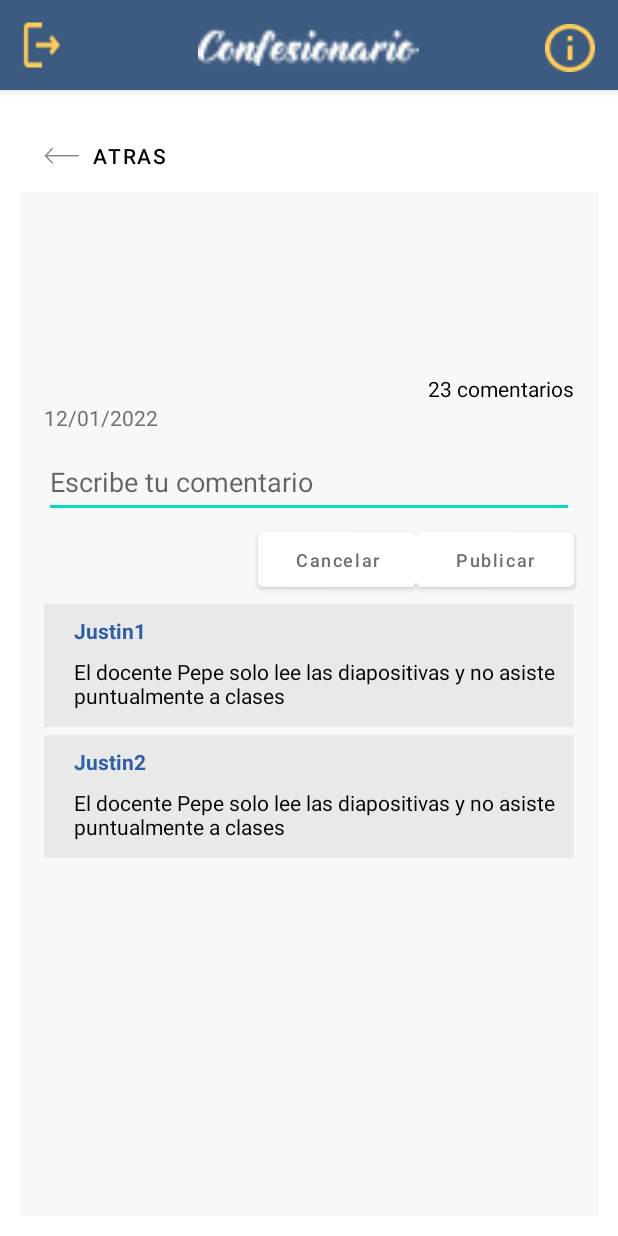
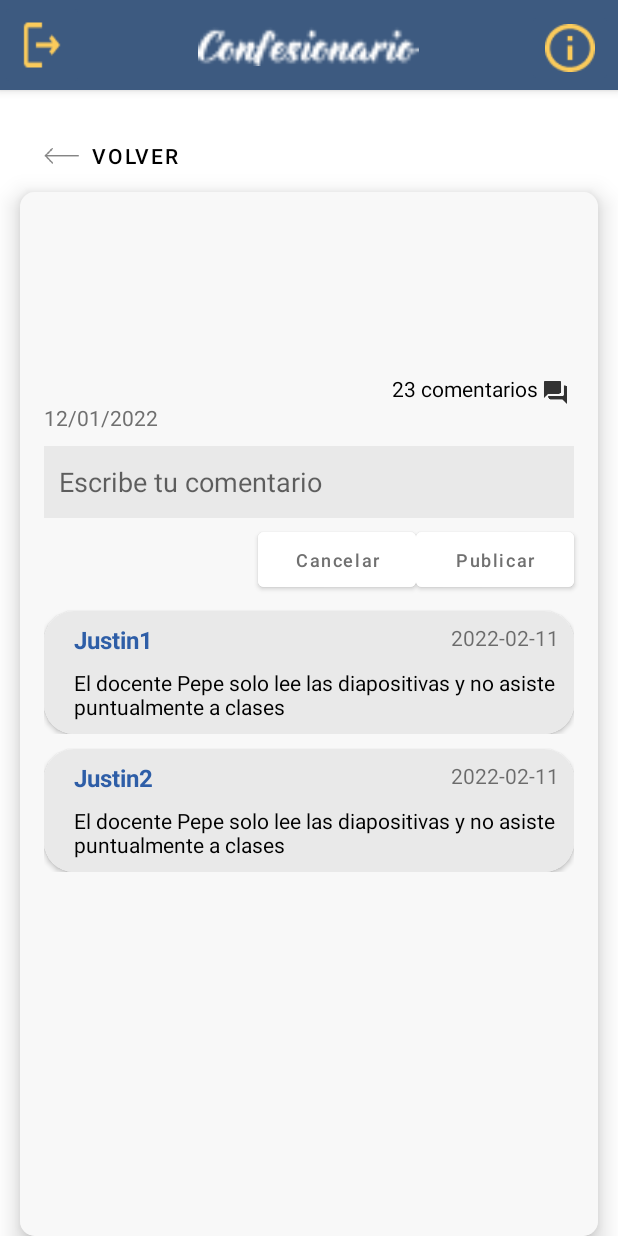
Before and after one commit to DanielCamSan/Confesionario, an Android app: the screen it shows after launch (IndividualConfession), on a phone screen of 412 x 824 dp. Run offline under Robolectric (Android 15) with nearby library versions, the phone set to English and light mode, and no system bars; 7 statements that could not run were skipped.

Commit message:
Implement style adjustments

```diff
--- a/app/src/main/java/edu/bo/confesionario/Comment.kt
+++ b/app/src/main/java/edu/bo/confesionario/Comment.kt
@@ -1,3 +1,5 @@
 package edu.bo.confesionario
 
-data class Comment (val username: String, val commentBody: String)
+import java.time.LocalDate
+
+data class Comment (val username: String, val commentBody: String, val commentDate: LocalDate)
--- a/app/src/main/java/edu/bo/confesionario/CommentsProvider.kt
+++ b/app/src/main/java/edu/bo/confesionario/CommentsProvider.kt
@@ -1,10 +1,12 @@
 package edu.bo.confesionario
+
+import java.time.LocalDate
 
 class CommentsProvider {
     companion object{
         val commentsList = listOf<Comment>(
-            Comment("Justin1", "El docente Pepe solo lee las diapositivas y no asiste puntualmente a clases"),
-            Comment("Justin2", "El docente Pepe solo lee las diapositivas y no asiste puntualmente a clases")
+            Comment("Justin1", "El docente Pepe solo lee las diapositivas y no asiste puntualmente a clases", LocalDate.parse("2022-02-11")),
+            Comment("Justin2", "El docente Pepe solo lee las diapositivas y no asiste puntualmente a clases", LocalDate.parse("2022-02-11"))
         )
     }
 }
--- a/app/src/main/java/edu/bo/confesionario/IndividualConfession.kt
+++ b/app/src/main/java/edu/bo/confesionario/IndividualConfession.kt
@@ -56,7 +56,7 @@ class IndividualConfession : AppCompatActivity() {
         val bundle = intent.extras
         var category = bundle!!.getString("category")
         val number = bundle!!.getString("number")
-        val title = bundle!!.getString("tile")
+        val title = bundle!!.getString("title")
         val date = LocalDate.parse(bundle!!.getString("date"))
         val description = bundle!!.getString("description")
         val userName = bundle!!.getString("userName")
--- a/app/src/main/java/edu/bo/confesionario/adapter/CommentViewHolder.kt
+++ b/app/src/main/java/edu/bo/confesionario/adapter/CommentViewHolder.kt
@@ -9,9 +9,11 @@ import edu.bo.confesionario.R
 class CommentViewHolder(view: View): RecyclerView.ViewHolder(view) {
     val comment_username = view.findViewById<TextView>(R.id.username)
     val comment_body = view.findViewById<TextView>(R.id.commentBody)
+    val comment_date = view.findViewById<TextView>(R.id.commentDate)
 
     fun render(commentModel: Comment){
         comment_username.text = commentModel.username
         comment_body.text = commentModel.commentBody
+        comment_date.text = commentModel.commentDate.toString()
     }
 }
--- a/app/src/main/res/layout/activity_individual_confession.xml
+++ b/app/src/main/res/layout/activity_individual_confession.xml
@@ -90,30 +90,41 @@
         android:layout_marginTop="80dp"
         android:background="#00FFFFFF"
         android:drawableLeft="@drawable/ic_left_arrow"
-        android:text="Atras"
+        android:text="@string/go_back_txt"
         android:textColor="#000000"
         app:layout_constraintStart_toStartOf="parent"
         app:layout_constraintTop_toTopOf="parent" />
 
-    <androidx.constraintlayout.widget.ConstraintLayout
-        android:id="@+id/confessContainer"
-        android:layout_width="0dp"
+    <androidx.cardview.widget.CardView
+        android:id="@+id/cardView"
+        android:layout_width="match_parent"
         android:layout_height="0dp"
         android:layout_marginStart="13dp"
         android:layout_marginEnd="13dp"
-        android:layout_marginBottom="13dp"
+        android:background="@color/background"
+        android:backgroundTint="@color/background"
+        app:cardCornerRadius="10sp"
+        app:cardElevation="10dp"
+        app:cardMaxElevation="12dp"
+        app:layout_constraintBottom_toBottomOf="parent"
+        app:layout_constraintEnd_toEndOf="parent"
+        app:layout_constraintStart_toStartOf="parent"
+        app:layout_constraintTop_toBottomOf="@+id/backButton">
+
+        <androidx.constraintlayout.widget.ConstraintLayout
+            android:id="@+id/confessContainer"
+            android:layout_width="match_parent"
+            android:layout_height="match_parent"
+            android:layout_marginEnd="0dp"
+            android:layout_marginRight="0dp"
             android:background="@color/background"
             android:backgroundTint="@color/background"
             app:cardBackgroundColor="@color/background"
             app:cardCornerRadius="10dp"
-        app:cardElevation="20dp"
-        app:cardMaxElevation="20dp"
-        app:layout_constraintBottom_toBottomOf="parent"
+            app:cardElevation="15dp"
+            app:cardMaxElevation="17dp"
             app:layout_constraintEnd_toEndOf="parent"
-        app:layout_constraintHorizontal_bias="1.0"
-        app:layout_constraintStart_toStartOf="parent"
-        app:layout_constraintTop_toBottomOf="@+id/backButton"
-        app:layout_constraintVertical_bias="1.0">
+            app:layout_constraintStart_toStartOf="parent">
 
             <TextView
                 android:id="@+id/confessionBody"
@@ -133,7 +144,7 @@
                 android:layout_marginStart="16dp"
                 android:layout_marginTop="24dp"
                 android:text="Me miró feo"
-            android:textColor="@color/mainBlue"
+                android:textColor="@color/primary_blue"
                 android:textSize="23sp"
                 android:textStyle="bold"
                 app:layout_constraintStart_toStartOf="parent"
@@ -174,7 +185,7 @@
                 android:layout_width="wrap_content"
                 android:layout_height="wrap_content"
                 android:layout_marginTop="10dp"
-            android:layout_marginEnd="16dp"
+                android:layout_marginEnd="40dp"
                 android:text="23 comentarios"
                 android:textColor="@color/black"
                 app:layout_constraintEnd_toEndOf="parent"
@@ -197,9 +208,12 @@
                 android:layout_marginTop="58dp"
                 android:layout_marginEnd="16dp"
                 android:autoText="false"
+                android:background="@color/commentBackground"
+                android:backgroundTint="@color/commentBackground"
                 android:ems="10"
                 android:hint="Escribe tu comentario"
                 android:inputType="textLongMessage|textPersonName"
+                android:paddingStart="10dp"
                 app:layout_constraintEnd_toEndOf="parent"
                 app:layout_constraintStart_toStartOf="parent"
                 app:layout_constraintTop_toBottomOf="@+id/confessionBody" />
@@ -244,5 +258,17 @@
                 app:layout_constraintEnd_toStartOf="@+id/confessionPublishBtn"
                 app:layout_constraintTop_toBottomOf="@+id/confessionNewComment"
                 app:layout_constraintVertical_bias="1.0" />
+
+            <ImageView
+                android:id="@+id/imageView16"
+                android:layout_width="24dp"
+                android:layout_height="24dp"
+                android:layout_marginTop="10dp"
+                android:layout_marginEnd="16dp"
+                app:layout_constraintEnd_toEndOf="parent"
+                app:layout_constraintTop_toBottomOf="@+id/confessionBody"
+                app:srcCompat="@drawable/commentaries_logo" />
         </androidx.constraintlayout.widget.ConstraintLayout>
+    </androidx.cardview.widget.CardView>
+
 </androidx.constraintlayout.widget.ConstraintLayout>
--- a/app/src/main/res/layout/item_comment.xml
+++ b/app/src/main/res/layout/item_comment.xml
@@ -6,31 +6,23 @@
     android:layout_height="wrap_content">
 
 
-    <androidx.constraintlayout.widget.ConstraintLayout
-        android:id="@+id/container"
-        android:layout_width="0dp"
+    <androidx.cardview.widget.CardView
+        android:id="@+id/cardview"
+        android:layout_width="match_parent"
         android:layout_height="82dp"
-        android:layout_marginTop="5dp"
-        android:background="@color/commentBackground"
-        android:backgroundTint="@color/commentBackground"
+        android:layout_marginTop="10dp"
         app:cardCornerRadius="20dp"
-        app:cardPreventCornerOverlap="false"
         app:layout_constraintEnd_toEndOf="parent"
-        app:layout_constraintHorizontal_bias="0.0"
         app:layout_constraintStart_toStartOf="parent"
         app:layout_constraintTop_toTopOf="parent">
 
-        <TextView
-            android:id="@+id/username"
-            android:layout_width="wrap_content"
-            android:layout_height="wrap_content"
-            android:layout_marginStart="20dp"
-            android:layout_marginTop="8dp"
-            android:text="Justin 1"
-            android:textColor="@color/mainBlue"
-            android:textStyle="bold"
-            app:layout_constraintStart_toStartOf="parent"
-            app:layout_constraintTop_toTopOf="parent" />
+        <androidx.constraintlayout.widget.ConstraintLayout
+            android:id="@+id/container"
+            android:layout_width="match_parent"
+            android:layout_height="82dp"
+            android:background="@color/commentBackground"
+            android:backgroundTint="@color/commentBackground"
+            app:cardCornerRadius="20dp">
 
             <TextView
                 android:id="@+id/commentBody"
@@ -44,5 +36,29 @@
                 android:textStyle="normal"
                 app:layout_constraintStart_toStartOf="@+id/username"
                 app:layout_constraintTop_toBottomOf="@+id/username" />
+
+            <TextView
+                android:id="@+id/username"
+                android:layout_width="wrap_content"
+                android:layout_height="wrap_content"
+                android:layout_marginStart="20dp"
+                android:layout_marginTop="8dp"
+                android:text="Justin 1"
+                android:textColor="@color/mainBlue"
+                android:textSize="16sp"
+                android:textStyle="bold"
+                app:layout_constraintStart_toStartOf="parent"
+                app:layout_constraintTop_toTopOf="parent" />
+
+            <TextView
+                android:id="@+id/commentDate"
+                android:layout_width="wrap_content"
+                android:layout_height="wrap_content"
+                android:layout_marginEnd="10dp"
+                android:text="12-2-2022"
+                app:layout_constraintEnd_toEndOf="parent"
+                app:layout_constraintTop_toTopOf="@+id/username" />
         </androidx.constraintlayout.widget.ConstraintLayout>
+    </androidx.cardview.widget.CardView>
+
 </androidx.constraintlayout.widget.ConstraintLayout>
```
Lines whose indentation alone changed are shown as unchanged.
